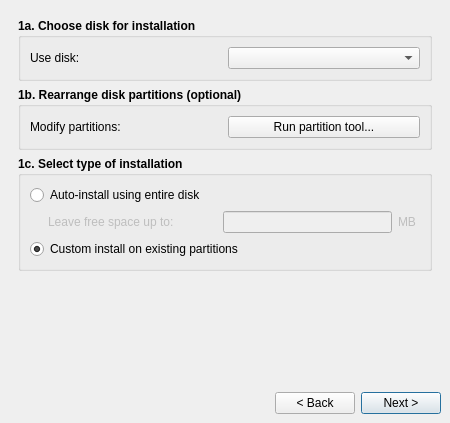
The window that meinstall.ui (BitJam/antiX-installer) describes before a commit, drawn with Qt 5.
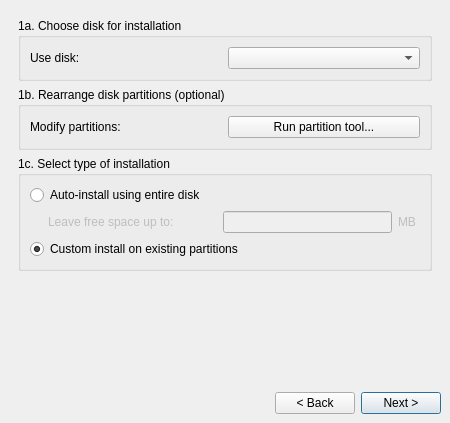
The same window after the commit. The open tabs and pages were chosen to show the change.

```diff
--- a/meinstall.ui
+++ b/meinstall.ui
@@ -222,12 +222,6 @@
            <verstretch>0</verstretch>
           </sizepolicy>
          </property>
-         <property name="font">
-          <font>
-           <weight>75</weight>
-           <bold>true</bold>
-          </font>
-         </property>
          <property name="title">
           <string>1c. Select type of installation</string>
          </property>
@@ -390,12 +384,6 @@
            <verstretch>0</verstretch>
           </sizepolicy>
          </property>
-         <property name="font">
-          <font>
-           <weight>75</weight>
-           <bold>true</bold>
-          </font>
-         </property>
          <property name="title">
           <string>1a. Choose disk for installation</string>
          </property>
@@ -464,12 +452,6 @@
            <verstretch>0</verstretch>
           </sizepolicy>
          </property>
-         <property name="font">
-          <font>
-           <weight>75</weight>
-           <bold>true</bold>
-          </font>
-         </property>
          <property name="title">
           <string>1b. Rearrange disk partitions (optional)</string>
          </property>
```
Left out of the diff: 89 changed lines with no effect on the pictures.
